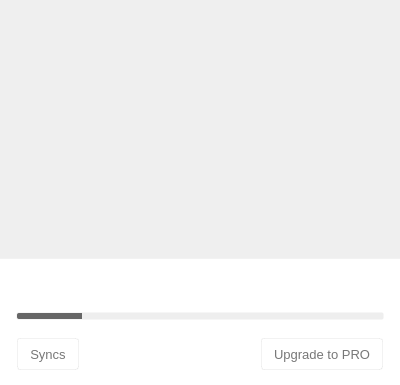
Before: the Qt Designer form src/MEGASync/gui/win/InfoDialog.ui in meganz/MEGAsync, drawn with Qt 5.
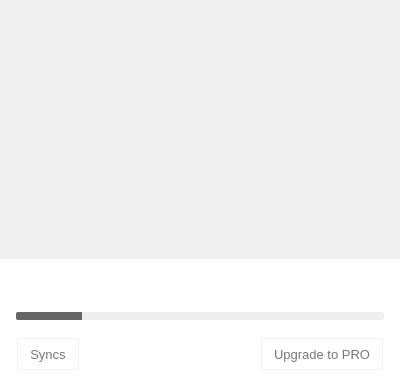
After: the same form once the commit is applied. Icons and pictures are not drawn. Custom widgets are drawn as their Qt base class.

Commit message: Fix UI glitch switching between over quota states

The edit to the form file:
```diff
--- a/src/MEGASync/gui/win/InfoDialog.ui
+++ b/src/MEGASync/gui/win/InfoDialog.ui
@@ -122,52 +122,30 @@
 border-top: 1px solid rgba(0, 0, 0, 5%);
 }
 
-#pUsageStorage, #pUsageQuota
+QProgressBar#pUsageStorage, QProgressBar#pUsageQuota
 {
-border: 1px solid transparent;
-border-radius: 2px;
-}
-QProgressBar#pUsageStorage
-{
 background-color: #EEEEEE;
 border-radius: 2px;
 }
 
-QProgressBar#pUsageStorage[overquota=true]
+QProgressBar#pUsageStorage[overquota=true], QProgressBar#pUsageQuota[overquota=true]
 {
 background-color: #EB4444;
+border-radius: 2px;
 }
                                                             
-QProgressBar#pUsageStorage::chunk {
+QProgressBar#pUsageStorage::chunk, QProgressBar#pUsageQuota::chunk{
 background-color: #666666;
 border-top-left-radius: 2px;
 border-bottom-left-radius: 2px;
-
 }
 
-QProgressBar#pUsageStorage::chunk[overquota=true] {
-background-color: #EB4444;
+QProgressBar#pUsageStorage::chunk[crossedge=true] , QProgressBar#pUsageQuota::chunk[crossedge=true]{
+background-color: #666666;
 border-radius: 2px;
 }
 
-QProgressBar#pUsageQuota
-{
-background-color: #EEEEEE;
-border-radius: 2px;
-}
-
-QProgressBar#pUsageQuota[overquota=true]
-{
-background-color: #EB4444;
-border-radius: 2px;
-}
-                                                            
-QProgressBar#pUsageQuota::chunk {
-background-color: #666666;
-border-top-left-radius: 2px;
-border-bottom-left-radius: 2px;
-}
-QProgressBar#pUsageQuota::chunk[overquota=true] {
+QProgressBar#pUsageStorage::chunk[overquota=true] , QProgressBar#pUsageQuota::chunk[overquota=true]{
 background-color: #EB4444;
 border-radius: 2px;
 }
```
The commit also changes 3 other files.
